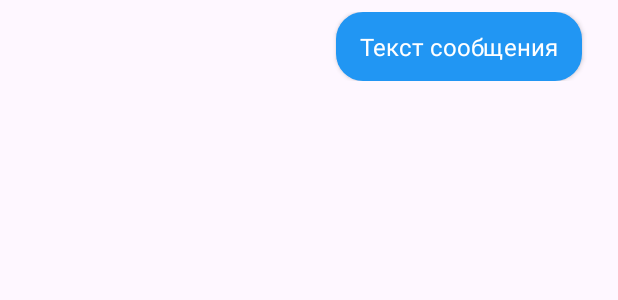
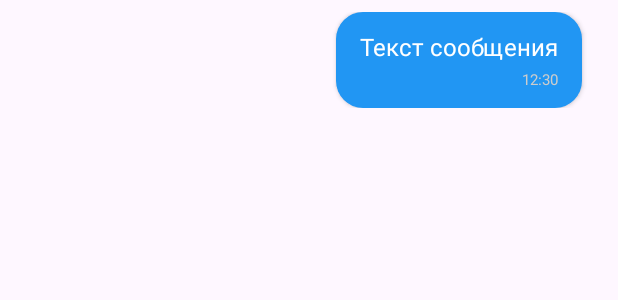
Before and after one commit to Dimkatf/Messanger, an Android app: the layout item_message.xml on its own in the app's theme, with its tools: preview values and no code run, on a phone screen of 412 x 824 dp. Shown: the top 300 px of the screen. Run offline under Robolectric (Android 15) with nearby library versions, the phone set to English and light mode, and no system bars.

Commit message:
Работа со временем в избранном

```diff
--- a/app/src/main/java/com/example/messager/ApiResponse.java
+++ b/app/src/main/java/com/example/messager/ApiResponse.java
@@ -8,7 +8,10 @@ public class ApiResponse {
 
     @SerializedName("message")
     private String message;
+    private String timestamp;
 
     public String getStatus() { return status; }
     public String getMessage() { return message; }
+    public String getTimestamp() { return timestamp; }
+    public void setTimestamp(String timestamp) { this.timestamp = timestamp; }
 }
--- a/app/src/main/java/com/example/messager/ApiService.java
+++ b/app/src/main/java/com/example/messager/ApiService.java
@@ -63,7 +63,7 @@ public interface ApiService {
     Call<ApiResponse> sendMessage(@Body Map<String, String> request);
 
     @GET("api/get-last-message")
-    Call<ApiResponse> getLastMessage(@Query("chatId") String chatId);
+    Call<Map<String, String>> getLastMessage(@Query("chatId") String chatId);
 
     @DELETE("api/delete-message")
     Call<ApiResponse> deleteMessage(@Query("messageId") Long messageId);
--- a/app/src/main/java/com/example/messager/MainScreen.java
+++ b/app/src/main/java/com/example/messager/MainScreen.java
@@ -91,7 +91,6 @@ public class MainScreen extends AppCompatActivity {
             String newName = data.getStringExtra("new_name");
             if (newName != null) {
                 nameText.setText(newName);
-                // Обновляем имя в SessionManager
                 sessionManager.createSession(
                         sessionManager.getUserId(),
                         newName,
--- a/app/src/main/res/layout/item_message.xml
+++ b/app/src/main/res/layout/item_message.xml
@@ -10,6 +10,7 @@
         android:layout_height="0dp"
         android:layout_weight="1" />
 
+    <!-- СИНИЙ БЛОК СПРАВА -->
     <LinearLayout
         android:id="@+id/bubbleLayout"
         android:layout_width="wrap_content"
@@ -19,8 +20,10 @@
         android:paddingVertical="12dp"
         android:layout_marginEnd="16dp"
         android:elevation="2dp"
-        android:orientation="vertical">
+        android:orientation="vertical"
+        android:minWidth="110dp"> <!-- Минимальная ширина для "Изменено" + время -->
 
+        <!-- Текст -->
         <TextView
             android:id="@+id/messageText"
             android:layout_width="wrap_content"
@@ -28,8 +31,17 @@
             android:text="Текст сообщения"
             android:textColor="#FFFFFF"
             android:textSize="16sp"
-            android:maxWidth="280dp" />
+            android:maxWidth="280dp"
+            android:gravity="center_vertical|start" />
 
+        <!-- Контейнер для "Изменено" и времени -->
+        <LinearLayout
+            android:layout_width="match_parent"
+            android:layout_height="wrap_content"
+            android:orientation="horizontal"
+            android:layout_marginTop="4dp">
+
+            <!-- "Изменено" слева -->
             <TextView
                 android:id="@+id/editedText"
                 android:layout_width="wrap_content"
@@ -40,5 +52,23 @@
                 android:maxLines="1"
                 android:visibility="gone" />
 
+            <!-- Пустое пространство -->
+            <View
+                android:layout_width="0dp"
+                android:layout_height="0dp"
+                android:layout_weight="1" />
+
+            <!-- Время ВСЕГДА справа -->
+            <TextView
+                android:id="@+id/timeText"
+                android:layout_width="wrap_content"
+                android:layout_height="wrap_content"
+                android:text="12:30"
+                android:textSize="10sp"
+                android:textColor="#CCCCCC"
+                android:maxLines="1" />
+
+        </LinearLayout>
+
     </LinearLayout>
 </LinearLayout>
```
Also changed, not shown: app/src/main/java/com/example/messager/Chat.java (+12 -5 lines), app/src/main/java/com/example/messager/ChatAdapter.java (+36 -42 lines), app/src/main/java/com/example/messager/ChatMessage.java (+11 -0 lines), app/src/main/java/com/example/messager/Chats.java (+49 -15 lines), app/src/main/java/com/example/messager/MessageAdapter.java (+41 -0 lines). Lines whose indentation alone changed are shown as unchanged.
